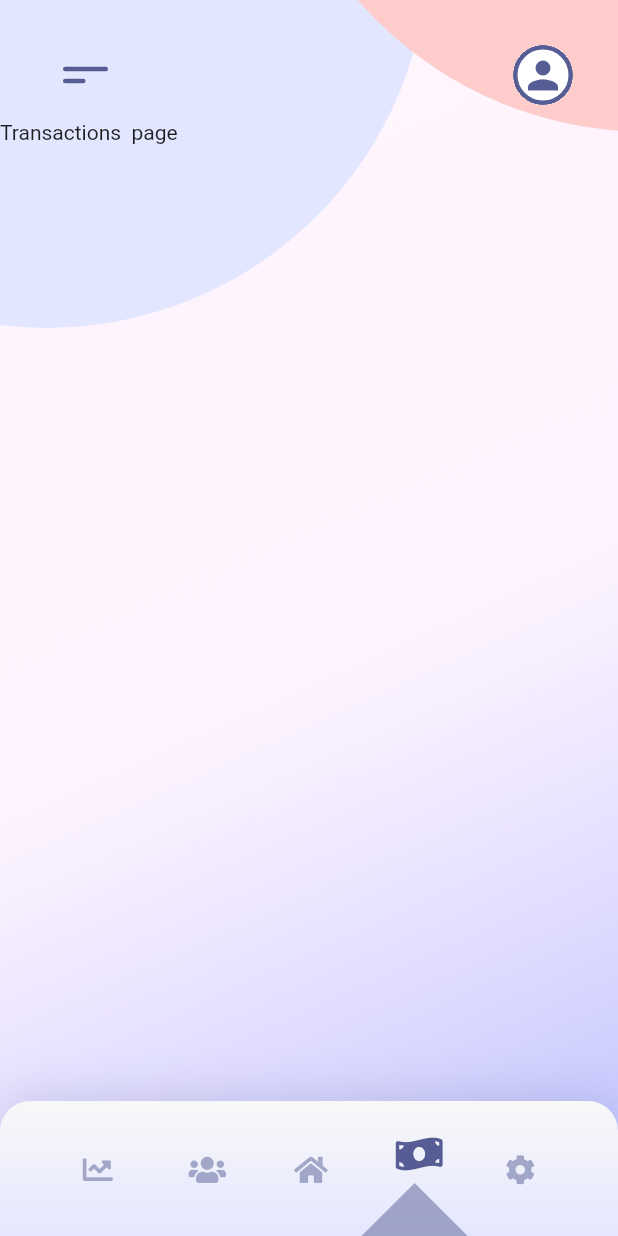
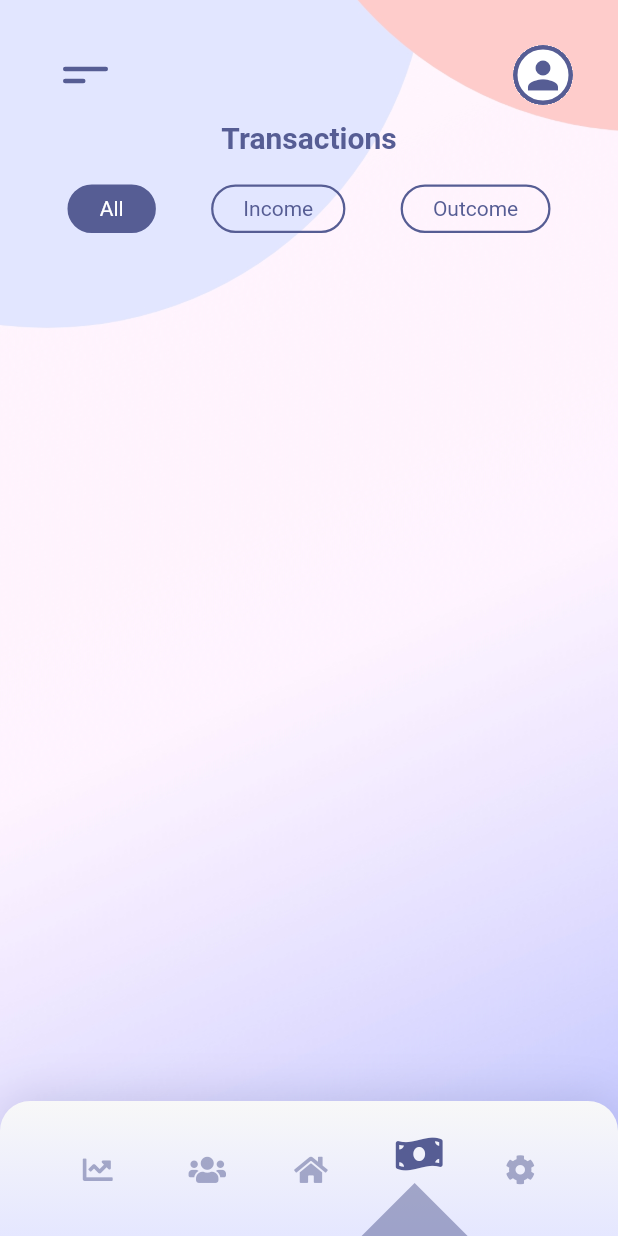
Before and after one commit to amrmhassan/smart-wallet, a Flutter app: the screen it shows after launch, swiped to page 4, on a phone screen of 412 x 824 dp. Run offline on Flutter 3.47's test engine with Material 2 defaults, Android fonts, the phone set to English and light mode, and no system bars; our stand-ins replace font_awesome_flutter.

Commit message:
transactions screen 1

```diff
--- a/lib/constants/styles.dart
+++ b/lib/constants/styles.dart
@@ -1,4 +1,5 @@
 import 'package:flutter/cupertino.dart';
+import 'package:flutter/material.dart';
 
 import 'colors.dart';
 
@@ -11,6 +12,16 @@ const TextStyle kParagraphTextStyle = TextStyle(
   color: kMainColor,
   fontSize: 18,
   fontWeight: FontWeight.bold,
+);
+const TextStyle kSmallTextPrimaryColorStyle = TextStyle(
+  color: kMainColor,
+  fontSize: 14,
+  fontWeight: FontWeight.normal,
+);
+const TextStyle kSmallTextWhiteColorStyle = TextStyle(
+  color: Colors.white,
+  fontSize: 14,
+  fontWeight: FontWeight.normal,
 );
 
 BoxShadow kDefaultBoxShadow = BoxShadow(
--- a/lib/screens/holder_screen.dart
+++ b/lib/screens/holder_screen.dart
@@ -6,6 +6,7 @@
 
 import 'package:flutter/material.dart';
 import 'package:wallet_app/screens/home_screen/home_screen.dart';
+import 'package:wallet_app/screens/transactions_screen/transactions_screen.dart';
 
 import '../../widgets/app_bar/my_app_bar.dart';
 import '../../widgets/bottom_nav_bar/bottom_nav_bar.dart';
@@ -25,8 +26,9 @@ class _HolderScreenState extends State<HolderScreen> {
   //* these for controlling the current active tab on the bottom nav bar
   int _activeBottomNavBarIndex = 2;
   bool _apply = true;
+  late PageController _pageController;
+
   void _setActiveNavBarIconIndex(int index) {
-    print('change active tab called with index $index');
     if (_apply) {
       _pageController.animateToPage(index,
           duration: _pageSliderDuration, curve: Curves.easeIn);
@@ -42,8 +44,6 @@ class _HolderScreenState extends State<HolderScreen> {
       });
     }
   }
-
-  late PageController _pageController;
 
   @override
   void initState() {
@@ -80,6 +80,7 @@ class _HolderScreenState extends State<HolderScreen> {
                 MyAppBar(),
 
                 Expanded(
+                  //* main pages of the app
                   child: PageView(
                     physics: BouncingScrollPhysics(),
                     onPageChanged: (index) {
@@ -94,9 +95,7 @@ class _HolderScreenState extends State<HolderScreen> {
                         child: Text('Profiles  page'),
                       ),
                       HomeScreen(),
-                      Container(
-                        child: Text('Transactions  page'),
-                      ),
+                      TransactionsScreen(),
                       Container(
                         child: Text('Settings  page'),
                       ),
--- a/lib/screens/home_screen/home_screen.dart
+++ b/lib/screens/home_screen/home_screen.dart
@@ -27,7 +27,9 @@ class _HomeScreenState extends State<HomeScreen> {
           padding: EdgeInsets.symmetric(horizontal: kDefaultPadding / 2),
           child: Column(
             children: [
-              HomeHeading(),
+              HomeHeading(
+                title: 'Current Profile Name',
+              ),
               //* this has the summery of the current active profile like (outcome, income of this day or month or year..., and the current total amount that currently exist in the profile)
               ProfileSummary(),
               //? i commeted all of these but it is optional
--- /dev/null
+++ b/lib/screens/transactions_screen/transactions_screen.dart
@@ -0,0 +1,48 @@
+// ignore_for_file: prefer_const_constructors, prefer_const_literals_to_create_immutables
+
+import 'package:flutter/material.dart';
+import 'package:wallet_app/constants/sizes.dart';
+import 'package:wallet_app/widgets/app_bar/home_heading.dart';
+
+import 'widgets/transactions_filters.dart';
+
+class TransactionsScreen extends StatefulWidget {
+  const TransactionsScreen({Key? key}) : super(key: key);
+
+  @override
+  State<TransactionsScreen> createState() => _TransactionsScreenState();
+}
+
+class _TransactionsScreenState extends State<TransactionsScreen> {
+  int _activeIconIndex = 0;
+
+  void _setActiveIcon(int index) {
+    setState(() {
+      _activeIconIndex = index;
+    });
+  }
+
+//* this is the build method of this widget
+  @override
+  Widget build(BuildContext context) {
+    return Stack(
+      children: [
+        Container(
+          padding: EdgeInsets.symmetric(horizontal: kDefaultPadding / 2),
+          child: Column(
+            children: [
+              HomeHeading(
+                title: 'Transactions',
+              ),
+              TransactionsFilters(
+                setActiveIcon: _setActiveIcon,
+                activeIconIndex: _activeIconIndex,
+              ),
+            ],
+          ),
+        ),
+        //* this is the bottom nav bar that has all 5 main tabs
+      ],
+    );
+  }
+}
--- /dev/null
+++ b/lib/screens/transactions_screen/widgets/choose_transaction_type_button.dart
@@ -0,0 +1,46 @@
+import 'package:flutter/material.dart';
+
+import '../../../constants/colors.dart';
+import '../../../constants/sizes.dart';
+import '../../../constants/styles.dart';
+
+class ChooseTransactionTypeButton extends StatelessWidget {
+  final String title;
+  final bool active;
+  final VoidCallback onTap;
+
+  const ChooseTransactionTypeButton({
+    Key? key,
+    required this.title,
+    this.active = false,
+    required this.onTap,
+  }) : super(key: key);
+
+  @override
+  Widget build(BuildContext context) {
+    return GestureDetector(
+      onTap: onTap,
+      child: Container(
+        padding: const EdgeInsets.symmetric(
+          horizontal: kDefaultHorizontalPadding / 1.5,
+          vertical: kDefaultVerticalPadding / 3,
+        ),
+        decoration: BoxDecoration(
+          color: active ? kMainColor : null,
+          borderRadius: BorderRadius.circular(
+            kDefaultBorderRadius,
+          ),
+          border: Border.all(
+            width: 1.5,
+            color: kMainColor,
+          ),
+        ),
+        child: Text(
+          title,
+          style:
+              active ? kSmallTextWhiteColorStyle : kSmallTextPrimaryColorStyle,
+        ),
+      ),
+    );
+  }
+}
--- /dev/null
+++ b/lib/screens/transactions_screen/widgets/transactions_filters.dart
@@ -0,0 +1,51 @@
+import 'package:flutter/material.dart';
+
+import '../../../constants/sizes.dart';
+import 'choose_transaction_type_button.dart';
+
+class TransactionsFilters extends StatelessWidget {
+  final Function(int index) setActiveIcon;
+  final int activeIconIndex;
+
+  const TransactionsFilters({
+    Key? key,
+    required this.setActiveIcon,
+    required this.activeIconIndex,
+  }) : super(key: key);
+
+  @override
+  Widget build(BuildContext context) {
+    return Container(
+      padding: const EdgeInsets.symmetric(
+        horizontal: kDefaultHorizontalPadding,
+        vertical: kDefaultVerticalPadding,
+      ),
+      child: Row(
+        mainAxisAlignment: MainAxisAlignment.spaceBetween,
+        children: [
+          ChooseTransactionTypeButton(
+            title: 'All',
+            onTap: () {
+              setActiveIcon(0);
+            },
+            active: activeIconIndex == 0,
+          ),
+          ChooseTransactionTypeButton(
+            title: 'Income',
+            onTap: () {
+              setActiveIcon(1);
+            },
+            active: activeIconIndex == 1,
+          ),
+          ChooseTransactionTypeButton(
+            title: 'Outcome',
+            onTap: () {
+              setActiveIcon(2);
+            },
+            active: activeIconIndex == 2,
+          ),
+        ],
+      ),
+    );
+  }
+}
--- a/lib/widgets/app_bar/home_heading.dart
+++ b/lib/widgets/app_bar/home_heading.dart
@@ -5,8 +5,10 @@ import 'package:flutter/material.dart';
 import '../../constants/styles.dart';
 
 class HomeHeading extends StatelessWidget {
+  final String title;
   const HomeHeading({
     Key? key,
+    required this.title,
   }) : super(key: key);
 
   @override
@@ -14,7 +16,7 @@ class HomeHeading extends StatelessWidget {
     return Container(
       alignment: Alignment.center,
       child: Text(
-        'Current Profile Name',
+        title,
         style: kHeadingTextStyle,
       ),
     );
```
